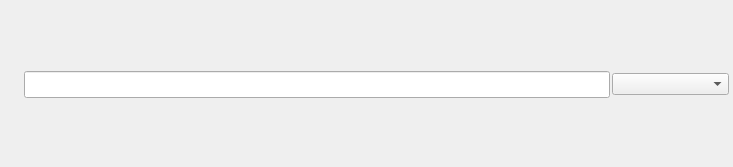
Qt form hBBr/Editor/CustomSearchLine.ui (hbbwang/HBBr) before a commit.
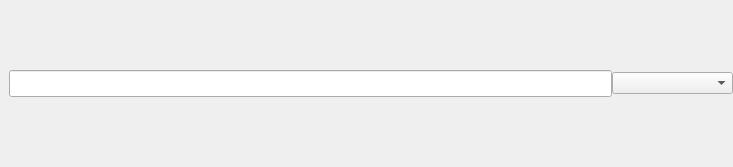
The same form after that commit.

The edit to the form file:
```diff
--- a/hBBr/Editor/CustomSearchLine.ui
+++ b/hBBr/Editor/CustomSearchLine.ui
@@ -18,13 +18,13 @@
     <number>0</number>
    </property>
    <property name="leftMargin">
-    <number>2</number>
+    <number>0</number>
    </property>
    <property name="topMargin">
-    <number>2</number>
+    <number>0</number>
    </property>
    <property name="rightMargin">
-    <number>2</number>
+    <number>0</number>
    </property>
    <property name="bottomMargin">
     <number>0</number>
@@ -32,19 +32,19 @@
    <item>
     <layout class="QHBoxLayout" name="horizontalLayout" stretch="0,5,1">
      <property name="spacing">
-      <number>2</number>
+      <number>0</number>
      </property>
      <property name="leftMargin">
-      <number>2</number>
+      <number>0</number>
      </property>
      <property name="topMargin">
-      <number>2</number>
+      <number>0</number>
      </property>
      <property name="rightMargin">
-      <number>2</number>
+      <number>0</number>
      </property>
      <property name="bottomMargin">
-      <number>2</number>
+      <number>0</number>
      </property>
      <item>
       <widget class="QLabel" name="label">
@@ -54,7 +54,7 @@
         </font>
        </property>
        <property name="text">
-        <string>    </string>
+        <string/>
        </property>
       </widget>
      </item>
```
